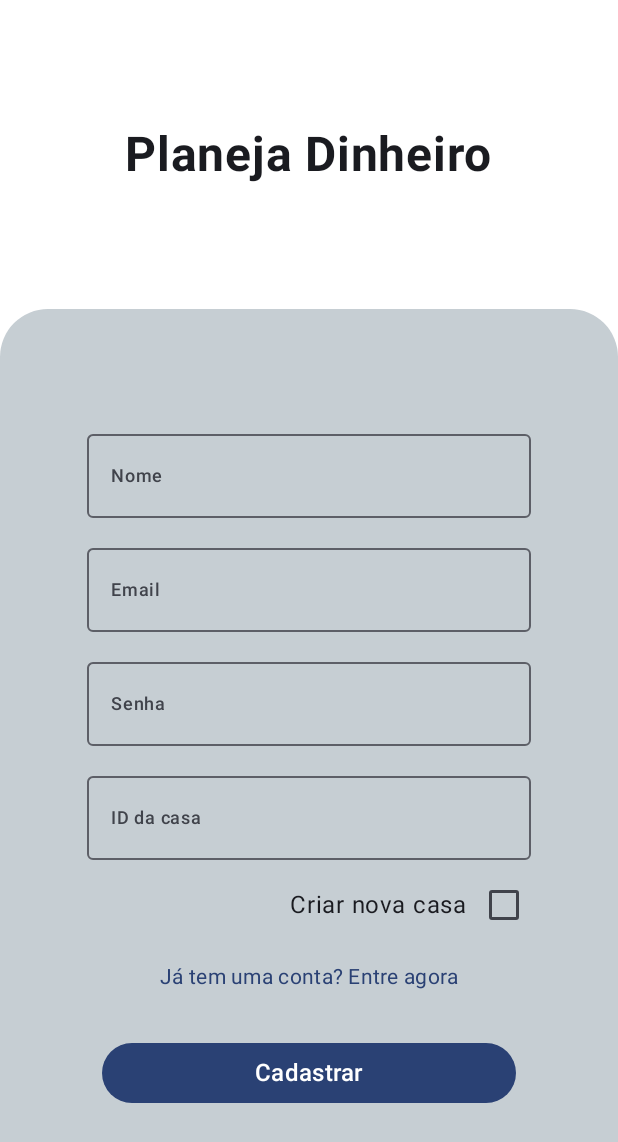
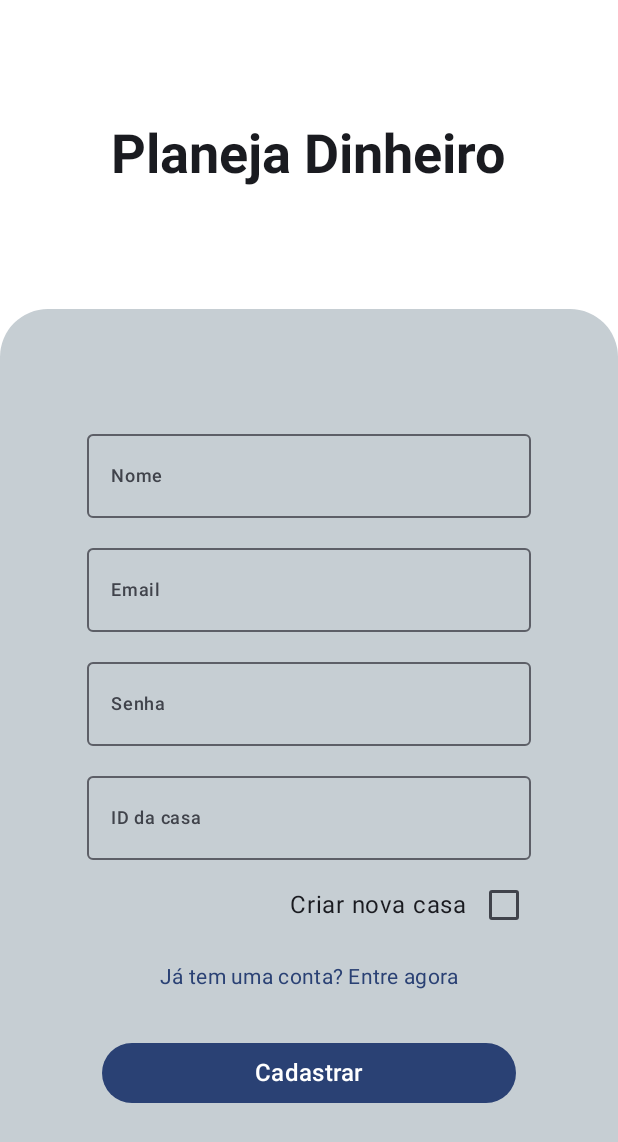
Before and after one commit to Sushir0/Aplicativo-Financeiro, an Android app built with Jetpack Compose: the screen it shows after launch (MainActivity), after a tap on "Não tem uma conta? Cadastre-se", on a phone screen of 412 x 824 dp. Shown: the top 1142 px of the screen. Run offline under Robolectric (Android 15) with nearby library versions, the phone set to English and light mode, and no system bars; 1 statement that could not run was skipped; 3 other taps on this screen came first.

Commit message:
atualiza tipografia no aplicativo

```diff
--- a/app/src/main/java/com/example/finance/lvl3/MainActivity.kt
+++ b/app/src/main/java/com/example/finance/lvl3/MainActivity.kt
@@ -64,7 +64,7 @@ fun telaInicialDeLogin() {
     var textColor = MaterialTheme.colorScheme.onBackground
 
 
-    var exibirLoginForm by remember { mutableStateOf(false) }
+    var exibirLoginForm by remember { mutableStateOf(true) }
     var pesoCard = 3f
     if(exibirLoginForm){
         pesoCard = 2f
@@ -85,9 +85,9 @@ fun telaInicialDeLogin() {
         ) {
             Text(
                 text = "Planeja Dinheiro",
-                fontSize = 32.sp,
                 color = textColor,
                 fontWeight = FontWeight.Bold,
+                style = MaterialTheme.typography.displaySmall
 
             )
         }
--- a/app/src/main/java/com/example/finance/lvl3/componentes/formularioCadastro.kt
+++ b/app/src/main/java/com/example/finance/lvl3/componentes/formularioCadastro.kt
@@ -60,7 +60,10 @@ fun cadastroForm(onCadastroClick: () -> Unit, context: Context) {
         OutlinedTextField(
             value = nome,
             onValueChange = {nome = it},
-            label = { Text(text = "Nome", style = MaterialTheme.typography.labelMedium) },
+            label = {
+                Text(
+                    text = "Nome",
+                    style = MaterialTheme.typography.labelMedium) },
             keyboardOptions = KeyboardOptions.Default.copy(
                 imeAction = ImeAction.Next
             ),
@@ -68,10 +71,14 @@ fun cadastroForm(onCadastroClick: () -> Unit, context: Context) {
             modifier = Modifier
                 .fillMaxWidth()
                 .padding(paddings))
+
         OutlinedTextField(
             value = email,
             onValueChange = { email = it },
-            label = { Text("Email", style = MaterialTheme.typography.labelMedium) },
+            label = {
+                Text(
+                    text = "Email",
+                    style = MaterialTheme.typography.labelMedium) },
             keyboardOptions = KeyboardOptions.Default.copy(
                 imeAction = ImeAction.Next,
                 keyboardType = KeyboardType.Email
@@ -107,7 +114,7 @@ fun cadastroForm(onCadastroClick: () -> Unit, context: Context) {
                 onValueChange = { nomeCasa = it },
                 label = { Text(
                     text = "Nome da casa",
-                    color = textColor)},
+                    style = MaterialTheme.typography.labelMedium)},
                 keyboardOptions = KeyboardOptions.Default.copy(
                     imeAction = ImeAction.Done
                 ),
@@ -185,7 +192,9 @@ fun cadastroForm(onCadastroClick: () -> Unit, context: Context) {
                 .fillMaxWidth()
                 .padding(16.dp),
         ) {
-            Text("Cadastrar", style = MaterialTheme.typography.titleMedium)
+            Text(
+                text = "Cadastrar",
+                style = MaterialTheme.typography.titleMedium)
         }
     }
 }
--- a/app/src/main/java/com/example/finance/lvl3/componentes/formularioLogin.kt
+++ b/app/src/main/java/com/example/finance/lvl3/componentes/formularioLogin.kt
@@ -50,7 +50,10 @@ fun loginForm(onCadastroClick: () -> Unit, context: Context) {
         OutlinedTextField(
             value = email,
             onValueChange = { email = it },
-            label = { Text("Email", color = textColor) },
+            label = {
+                Text(
+                    text = "Email",
+                    style = MaterialTheme.typography.labelMedium) },
             keyboardOptions = KeyboardOptions.Default.copy(
                 imeAction = ImeAction.Next,
                 keyboardType = KeyboardType.Email
@@ -66,8 +69,8 @@ fun loginForm(onCadastroClick: () -> Unit, context: Context) {
             value = senha,
             onValueChange = { senha = it },
             label = { Text(
-                "Senha",
-                color = textColor
+                text = "Senha",
+                style = MaterialTheme.typography.labelMedium
             ) },
             visualTransformation = PasswordVisualTransformation(),
             keyboardOptions = KeyboardOptions.Default.copy(
@@ -92,10 +95,14 @@ fun loginForm(onCadastroClick: () -> Unit, context: Context) {
             TextButton(onClick = {
                 avisoLongo(context, "trocar a senha está indisponível no momento.")
             }) {
-                Text(text = "Esqueceu a senha?")
+                Text(
+                    text = "Esqueceu a senha?",
+                    style = MaterialTheme.typography.bodyMedium)
             }
             TextButton(onClick = onCadastroClick) {
-                Text(text = "Não tem uma conta? Cadastre-se")
+                Text(
+                    text = "Não tem uma conta? Cadastre-se",
+                    style = MaterialTheme.typography.bodyMedium)
             }
         }
 
@@ -107,7 +114,9 @@ fun loginForm(onCadastroClick: () -> Unit, context: Context) {
                 .fillMaxWidth()
                 .padding(16.dp),
         ) {
-            Text("Entrar")
+            Text(
+                text = "Entrar",
+                style = MaterialTheme.typography.titleMedium)
 
         }
     }
```
Also changed, not shown: app/src/main/java/com/example/finance/lvl3/componentes/ListaDeMembros.kt (+14 -6 lines), app/src/main/java/com/example/finance/lvl3/componentes/resumoFinanceiroCard.kt (+49 -21 lines).
